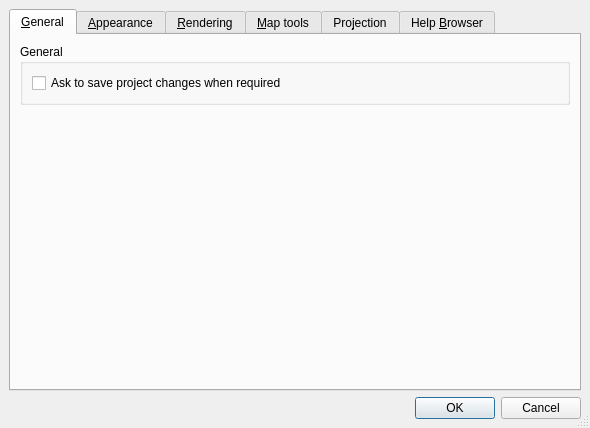
stopa85/Quantum-GIS, file branches/advanced_editing_branch/src/ui/qgsoptionsbase.ui: the form before one commit.
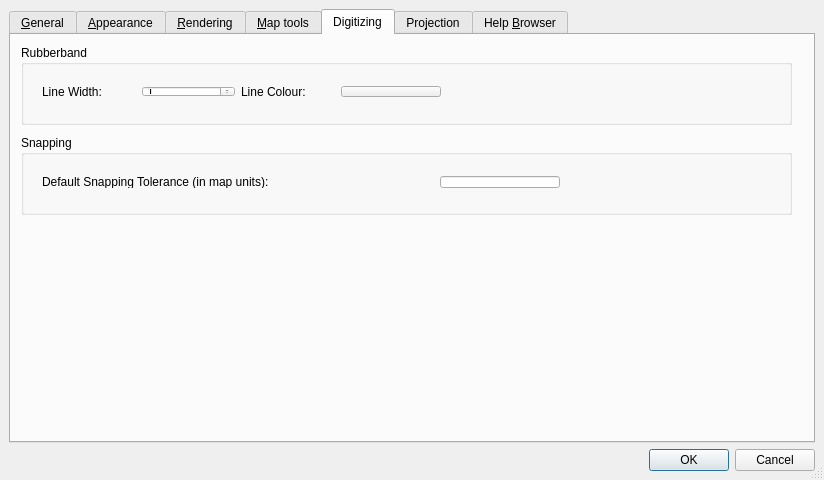
The form after the commit. The open tabs and pages were chosen to show the change. Icons and pictures are not drawn. Custom widgets are drawn as their Qt base class.

Commit message: Extended vector editing with the possibility to snap to several background layers. Each layer may have a different snapping tolerance and snapping can be to vertex or to segment. Moved the general digitizing properties to the qgis options and store the snapping configuration of the background layers in the project file

Diff of the .ui file:
```diff
--- a/branches/advanced_editing_branch/src/ui/qgsoptionsbase.ui
+++ b/branches/advanced_editing_branch/src/ui/qgsoptionsbase.ui
@@ -5,8 +5,8 @@
    <rect>
     <x>0</x>
     <y>0</y>
-    <width>590</width>
-    <height>428</height>
+    <width>824</width>
+    <height>480</height>
    </rect>
   </property>
   <property name="windowTitle" >
@@ -25,7 +25,19 @@
    <property name="margin" >
     <number>9</number>
    </property>
-   <property name="spacing" >
+   <property name="topMargin" >
+    <number>9</number>
+   </property>
+   <property name="rightMargin" >
+    <number>9</number>
+   </property>
+   <property name="bottomMargin" >
+    <number>9</number>
+   </property>
+   <property name="horizontalSpacing" >
+    <number>6</number>
+   </property>
+   <property name="verticalSpacing" >
     <number>6</number>
    </property>
    <item row="0" column="0" >
@@ -651,6 +663,127 @@
        </item>
       </layout>
      </widget>
+     <widget class="QWidget" name="tabDigitizing" >
+      <attribute name="title" >
+       <string>Digitizing</string>
+      </attribute>
+      <widget class="QGroupBox" name="mRubberBandGroupBox" >
+       <property name="geometry" >
+        <rect>
+         <x>10</x>
+         <y>10</y>
+         <width>771</width>
+         <height>80</height>
+        </rect>
+       </property>
+       <property name="title" >
+        <string>Rubberband</string>
+       </property>
+       <widget class="QWidget" name="layoutWidget" >
+        <property name="geometry" >
+         <rect>
+          <x>10</x>
+          <y>30</y>
+          <width>421</width>
+          <height>33</height>
+         </rect>
+        </property>
+        <layout class="QHBoxLayout" >
+         <item>
+          <widget class="QLabel" name="mLineWidthTextLabel" >
+           <property name="text" >
+            <string>Line Width:</string>
+           </property>
+           <property name="buddy" >
+            <cstring>mLineWidthSpinBox</cstring>
+           </property>
+          </widget>
+         </item>
+         <item>
+          <widget class="QSpinBox" name="mLineWidthSpinBox" >
+           <property name="toolTip" >
+            <string>Line width in pixels</string>
+           </property>
+           <property name="minimum" >
+            <number>1</number>
+           </property>
+          </widget>
+         </item>
+         <item>
+          <widget class="QLabel" name="mLineColourTextLabel" >
+           <property name="text" >
+            <string>Line Colour:</string>
+           </property>
+           <property name="buddy" >
+            <cstring>mLineColourToolButton</cstring>
+           </property>
+          </widget>
+         </item>
+         <item>
+          <widget class="QgsColorButton" name="mLineColourToolButton" >
+           <property name="minimumSize" >
+            <size>
+             <width>100</width>
+             <height>0</height>
+            </size>
+           </property>
+           <property name="text" >
+            <string/>
+           </property>
+          </widget>
+         </item>
+        </layout>
+       </widget>
+      </widget>
+      <widget class="QGroupBox" name="mSnappingGroupBox" >
+       <property name="geometry" >
+        <rect>
+         <x>10</x>
+         <y>100</y>
+         <width>771</width>
+         <height>80</height>
+        </rect>
+       </property>
+       <property name="title" >
+        <string>Snapping</string>
+       </property>
+       <widget class="QWidget" name="layoutWidget" >
+        <property name="geometry" >
+         <rect>
+          <x>10</x>
+          <y>30</y>
+          <width>540</width>
+          <height>34</height>
+         </rect>
+        </property>
+        <layout class="QHBoxLayout" >
+         <item>
+          <widget class="QLabel" name="mDefaultSnappingToleranceTextLabel" >
+           <property name="text" >
+            <string>Default Snapping Tolerance (in map units):</string>
+           </property>
+           <property name="buddy" >
+            <cstring>mDefaultSnappingToleranceTextEdit</cstring>
+           </property>
+          </widget>
+         </item>
+         <item>
+          <widget class="QLineEdit" name="mDefaultSnappingToleranceTextEdit" >
+           <property name="maximumSize" >
+            <size>
+             <width>120</width>
+             <height>32767</height>
+            </size>
+           </property>
+           <property name="toolTip" >
+            <string>Snapping tolerance in map units</string>
+           </property>
+          </widget>
+         </item>
+        </layout>
+       </widget>
+      </widget>
+     </widget>
      <widget class="QWidget" name="tabProjection" >
       <attribute name="title" >
        <string>Pro&amp;jection</string>
```
Left out of the diff: 286 changed lines with no effect on the pictures. The commit also changes 20 other files.
